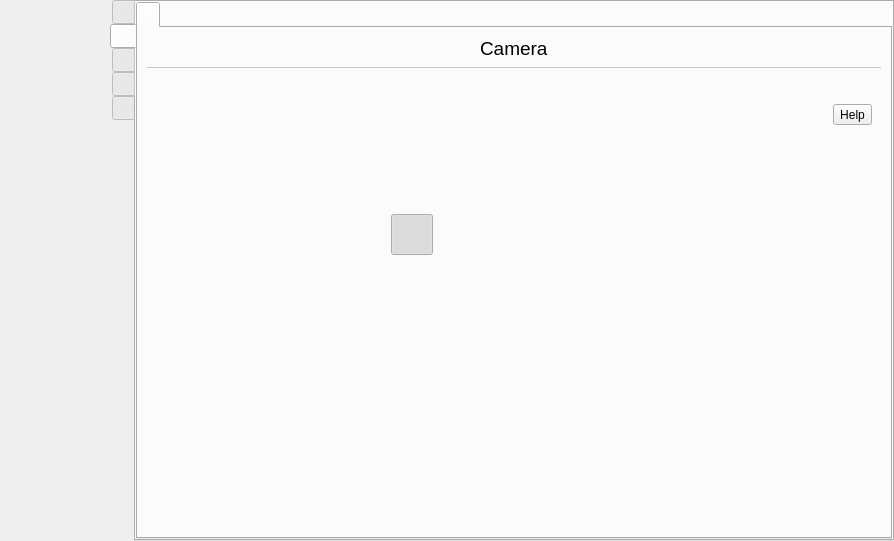
This is src/wayland/formMainWindow_wl.ui in vkohaupt/vokoscreenNG as Qt 5 draws it before an edit. The edited form follows.
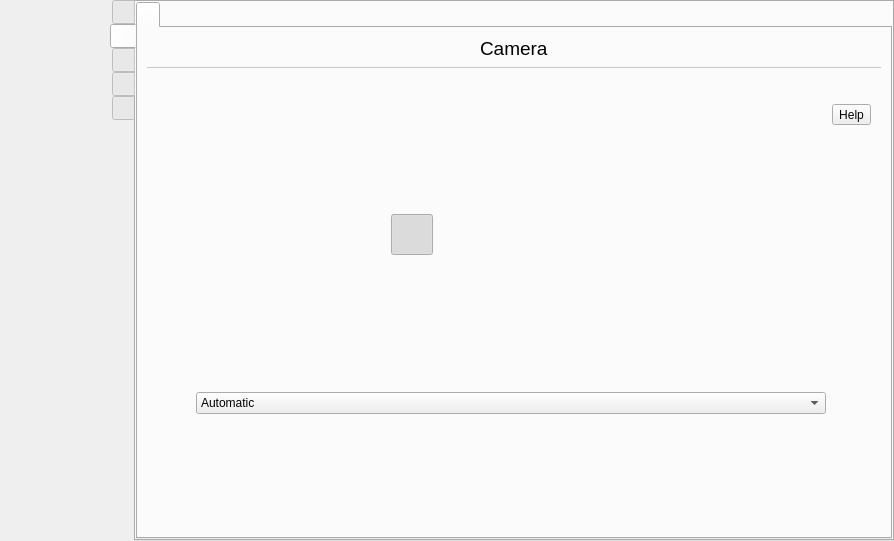
This is the edited form. The open tabs and pages were chosen to show the change. Icons and pictures are not drawn.

Commit message: Wayland: camera

The edit to the form file:
```diff
--- a/src/wayland/formMainWindow_wl.ui
+++ b/src/wayland/formMainWindow_wl.ui
@@ -2220,7 +2220,102 @@
                      <property name="verticalSpacing">
                       <number>9</number>
                      </property>
-                     <item row="6" column="1">
+                     <item row="9" column="0">
+                      <widget class="QLabel" name="label_38">
+                       <property name="maximumSize">
+                        <size>
+                         <width>34</width>
+                         <height>34</height>
+                        </size>
+                       </property>
+                       <property name="text">
+                        <string notr="true"/>
+                       </property>
+                       <property name="pixmap">
+                        <pixmap resource="../screencast.qrc">:/pictures/systray/magnification.png</pixmap>
+                       </property>
+                       <property name="scaledContents">
+                        <bool>true</bool>
+                       </property>
+                      </widget>
+                     </item>
+                     <item row="8" column="1" colspan="3">
+                      <layout class="QHBoxLayout" name="horizontalLayout_16">
+                       <property name="spacing">
+                        <number>20</number>
+                       </property>
+                      </layout>
+                     </item>
+                     <item row="10" column="0">
+                      <widget class="QLabel" name="label_39">
+                       <property name="maximumSize">
+                        <size>
+                         <width>34</width>
+                         <height>34</height>
+                        </size>
+                       </property>
+                       <property name="text">
+                        <string notr="true"/>
+                       </property>
+                       <property name="pixmap">
+                        <pixmap resource="../screencast.qrc">:/pictures/camera/temperature.png</pixmap>
+                       </property>
+                       <property name="scaledContents">
+                        <bool>true</bool>
+                       </property>
+                       <property name="alignment">
+                        <set>Qt::AlignmentFlag::AlignCenter</set>
+                       </property>
+                      </widget>
+                     </item>
+                     <item row="9" column="1" colspan="3">
+                      <layout class="QHBoxLayout" name="horizontalLayout_6">
+                       <property name="spacing">
+                        <number>20</number>
+                       </property>
+                      </layout>
+                     </item>
+                     <item row="10" column="1" colspan="3">
+                      <layout class="QHBoxLayout" name="horizontalLayout_27">
+                       <item>
+                        <widget class="QComboBox" name="comboBoxCameraColorTemperature">
+                         <property name="currentText">
+                          <string notr="true">Automatic</string>
+                         </property>
+                         <item>
+                          <property name="text">
+                           <string>Automatic</string>
+                          </property>
+                         </item>
+                         <item>
+                          <property name="text">
+                           <string>Manual</string>
+                          </property>
+                         </item>
+                        </widget>
+                       </item>
+                      </layout>
+                     </item>
+                     <item row="8" column="0">
+                      <widget class="QLabel" name="label_37">
+                       <property name="maximumSize">
+                        <size>
+                         <width>34</width>
+                         <height>34</height>
+                        </size>
+                       </property>
+                       <property name="text">
+                        <string notr="true"/>
+                       </property>
+                       <property name="pixmap">
+                        <pixmap resource="../screencast.qrc">:/pictures/camera/window-resize.png</pixmap>
+                       </property>
+                       <property name="scaledContents">
+                        <bool>true</bool>
+                       </property>
+                      </widget>
+                     </item>
+                     <item row="6" column="2">
                       <spacer name="verticalSpacer_14">
                        <property name="orientation">
                         <enum>Qt::Orientation::Vertical</enum>
@@ -2236,7 +2331,63 @@
                        </property>
                       </spacer>
                      </item>
-                     <item row="5" column="0" colspan="3">
+                     <item row="3" column="4">
+                      <layout class="QVBoxLayout" name="verticalLayout_15">
+                       <property name="sizeConstraint">
+                        <enum>QLayout::SizeConstraint::SetDefaultConstraint</enum>
+                       </property>
+                       <item>
+                        <widget class="QToolButton" name="help_camera_camera">
+                         <property name="toolTip">
+                          <string>Help</string>
+                         </property>
+                         <property name="text">
+                          <string notr="true">Help</string>
+                         </property>
+                        </widget>
+                       </item>
+                       <item>
+                        <spacer name="verticalSpacer_16">
+                         <property name="orientation">
+                          <enum>Qt::Orientation::Vertical</enum>
+                         </property>
+                         <property name="sizeHint" stdset="0">
+                          <size>
+                           <width>20</width>
+                           <height>40</height>
+                          </size>
+                         </property>
+                        </spacer>
+                       </item>
+                      </layout>
+                     </item>
+                     <item row="4" column="2">
+                      <spacer name="verticalSpacer_11">
+                       <property name="orientation">
+                        <enum>Qt::Orientation::Vertical</enum>
+                       </property>
+                       <property name="sizeType">
+                        <enum>QSizePolicy::Policy::Preferred</enum>
+                       </property>
+                       <property name="sizeHint" stdset="0">
+                        <size>
+                         <width>20</width>
+                         <height>40</height>
+                        </size>
+                       </property>
+                      </spacer>
+                     </item>
+                     <item row="3" column="0" colspan="4">
+                      <layout class="QVBoxLayout" name="verticalLayout_3">
+                       <property name="spacing">
+                        <number>7</number>
+                       </property>
+                       <property name="leftMargin">
+                        <number>6</number>
+                       </property>
+                      </layout>
+                     </item>
+                     <item row="5" column="0" colspan="4">
                       <layout class="QHBoxLayout" name="horizontalLayout_65">
                        <property name="spacing">
                         <number>0</number>
@@ -2391,63 +2542,7 @@
                        </item>
                       </layout>
                      </item>
-                     <item row="8" column="0" colspan="3">
-                      <layout class="QHBoxLayout" name="horizontalLayout_16">
-                       <property name="spacing">
-                        <number>20</number>
-                       </property>
-                       <item>
-                        <widget class="QLabel" name="label_37">
-                         <property name="maximumSize">
-                          <size>
-                           <width>34</width>
-                           <height>34</height>
-                          </size>
-                         </property>
-                         <property name="text">
-                          <string notr="true"/>
-                         </property>
-                         <property name="pixmap">
-                          <pixmap resource="../screencast.qrc">:/pictures/camera/window-resize.png</pixmap>
-                         </property>
-                         <property name="scaledContents">
-                          <bool>true</bool>
-                         </property>
-                        </widget>
-                       </item>
-                      </layout>
-                     </item>
-                     <item row="3" column="3">
-                      <layout class="QVBoxLayout" name="verticalLayout_15">
-                       <property name="sizeConstraint">
-                        <enum>QLayout::SizeConstraint::SetDefaultConstraint</enum>
-                       </property>
-                       <item>
-                        <widget class="QToolButton" name="help_camera_camera">
-                         <property name="toolTip">
-                          <string>Help</string>
-                         </property>
-                         <property name="text">
-                          <string notr="true">Help</string>
-                         </property>
-                        </widget>
-                       </item>
-                       <item>
-                        <spacer name="verticalSpacer_16">
-                         <property name="orientation">
-                          <enum>Qt::Orientation::Vertical</enum>
-                         </property>
-                         <property name="sizeHint" stdset="0">
-                          <size>
-                           <width>20</width>
-                           <height>40</height>
-                          </size>
-                         </property>
-                        </spacer>
-                       </item>
-                      </layout>
-                     </item>
-                     <item row="7" column="0" colspan="3">
+                     <item row="7" column="0" colspan="4">
                       <layout class="QHBoxLayout" name="horizontalLayout_17">
                        <property name="spacing">
                         <number>0</number>
@@ -2547,58 +2642,22 @@
                        </item>
                       </layout>
                      </item>
-                     <item row="4" column="1">
-                      <spacer name="verticalSpacer_11">
+                     <item row="4" column="4">
+                      <spacer name="horizontalSpacer_18">
                        <property name="orientation">
-                        <enum>Qt::Orientation::Vertical</enum>
+                        <enum>Qt::Orientation::Horizontal</enum>
                        </property>
                        <property name="sizeType">
-                        <enum>QSizePolicy::Policy::Preferred</enum>
+                        <enum>QSizePolicy::Policy::Maximum</enum>
                        </property>
                        <property name="sizeHint" stdset="0">
                         <size>
-                         <width>20</width>
-                         <height>40</height>
+                         <width>40</width>
+                         <height>20</height>
                         </size>
                        </property>
                       </spacer>
                      </item>
-                     <item row="3" column="0" colspan="3">
-                      <layout class="QVBoxLayout" name="verticalLayout_3">
-                       <property name="spacing">
-                        <number>7</number>
-                       </property>
-                       <property name="leftMargin">
-                        <number>6</number>
-                       </property>
-                      </layout>
-                     </item>
-                     <item row="9" column="0" colspan="3">
-                      <layout class="QHBoxLayout" name="horizontalLayout_6">
-                       <property name="spacing">
-                        <number>20</number>
-                       </property>
-                       <item>
-                        <widget class="QLabel" name="label_38">
-                         <property name="maximumSize">
-                          <size>
-                           <width>34</width>
-                           <height>34</height>
-                          </size>
-                         </property>
-                         <property name="text">
-                          <string notr="true"/>
-                         </property>
-                         <property name="pixmap">
-                          <pixmap resource="../screencast.qrc">:/pictures/systray/magnification.png</pixmap>
-                         </property>
-                         <property name="scaledContents">
-                          <bool>true</bool>
-                         </property>
-                        </widget>
-                       </item>
-                      </layout>
-                     </item>
                     </layout>
                    </item>
                    <item>
```
Left out of the diff: 12 changed lines with no effect on the pictures.
